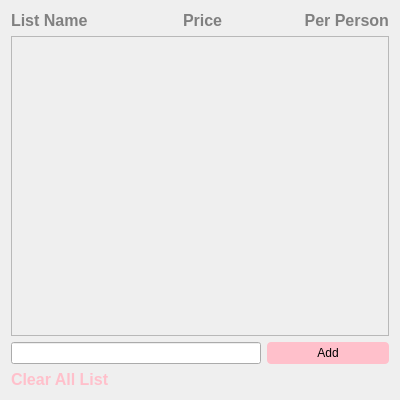
Above: BillSplittr/listwindow.ui from neneprm/BillSplittr before the change. Below: the same form after it.
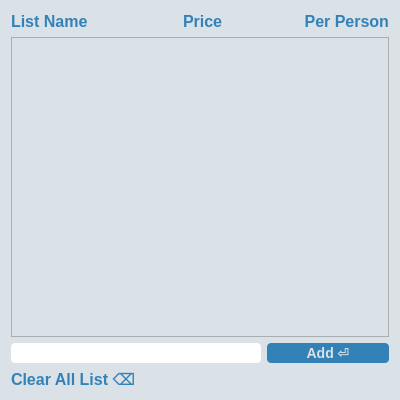
That is the form after the change.

Commit message:
Update list window ui
Adjust size

The edit to the form file:
```diff
--- a/BillSplittr/listwindow.ui
+++ b/BillSplittr/listwindow.ui
@@ -10,9 +10,18 @@
     <height>400</height>
    </rect>
   </property>
+  <property name="maximumSize">
+   <size>
+    <width>400</width>
+    <height>400</height>
+   </size>
+  </property>
   <property name="windowTitle">
    <string>Form</string>
   </property>
+  <property name="styleSheet">
+   <string notr="true">background-color: #dae1e7;</string>
+  </property>
   <layout class="QVBoxLayout" name="verticalLayout">
    <item>
     <layout class="QHBoxLayout" name="horizontalLayout">
@@ -27,7 +36,7 @@
        <property name="styleSheet">
         <string notr="true">font: 16px;
 font: bold;
-color: gray;</string>
+color: #3282b8;</string>
        </property>
        <property name="text">
         <string>List Name</string>
@@ -45,7 +54,7 @@
        <property name="styleSheet">
         <string notr="true">font: 16px;
 font: bold;
-color: gray;</string>
+color: #3282b8;</string>
        </property>
        <property name="text">
         <string>Price</string>
@@ -63,7 +72,7 @@
        <property name="styleSheet">
         <string notr="true">font: 16px;
 font: bold;
-color: gray;</string>
+color: #3282b8;</string>
        </property>
        <property name="text">
         <string>Per Person</string>
@@ -76,7 +85,13 @@
     </layout>
    </item>
    <item>
-    <widget class="QScrollArea" name="scrollArea">
+    <widget class="QScrollArea" name="list_scrollArea">
+     <property name="maximumSize">
+      <size>
+       <width>400</width>
+       <height>300</height>
+      </size>
+     </property>
      <property name="widgetResizable">
       <bool>true</bool>
      </property>
@@ -86,7 +101,7 @@
         <x>0</x>
         <y>0</y>
         <width>374</width>
-        <height>277</height>
+        <height>280</height>
        </rect>
       </property>
      </widget>
@@ -102,6 +117,10 @@
          <height>40</height>
         </size>
        </property>
+       <property name="styleSheet">
+        <string notr="true">background-color: none;
+border-radius: 4px;</string>
+       </property>
       </widget>
      </item>
      <item>
@@ -114,9 +133,12 @@
        </property>
        <property name="styleSheet">
         <string notr="true">QPushButton{
+	font: 14px;
+	font: bold;
+	color: #dae1e7;
 	border: solid;
 	border-radius: 4px;
-	background-color: pink;
+	background-color: #3282b8;
 }
 
 QPushButton:pressed{
@@ -124,7 +146,7 @@
 }</string>
        </property>
        <property name="text">
-        <string>Add</string>
+        <string>Add ⏎</string>
        </property>
       </widget>
      </item>
@@ -143,7 +165,7 @@
 	font: 16px;
 	font: bold;
 	text-align: left;
-	color:pink;
+	color: #3282b8;
 	border: none;
 	background: none;
 	background-color: transparent;
@@ -154,7 +176,7 @@
 }</string>
      </property>
      <property name="text">
-      <string>Clear All List</string>
+      <string>Clear All List ⌫</string>
      </property>
     </widget>
    </item>
```
Left out of the diff: 16 changed lines with no effect on the pictures. The commit also changes 2 other files.
